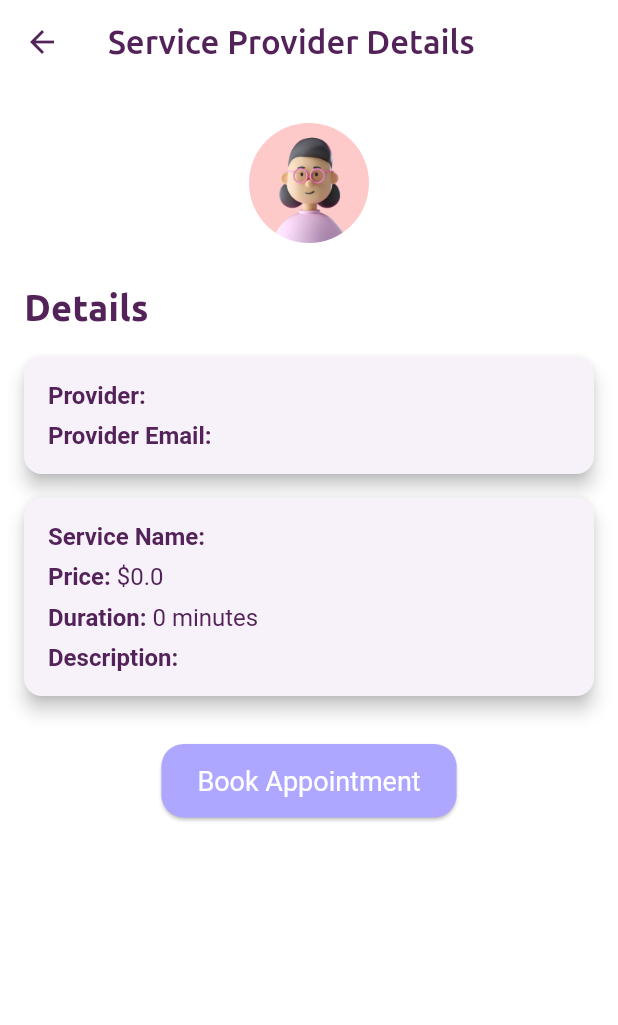
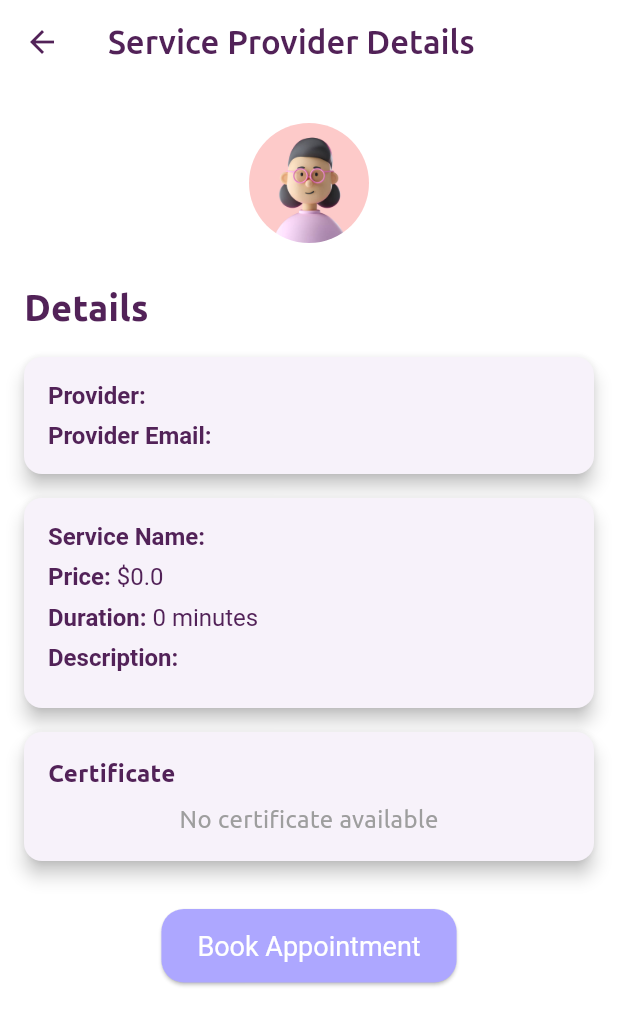
Before and after one commit to laibaahmar/pet_care_companions1, a Flutter app: the BookingScreen screen opened directly with empty values, on a phone screen of 412 x 824 dp. Shown: the top 1025 px of the screen. Run offline on Flutter 3.47's test engine with Material 3 defaults, Android fonts, the phone set to English and light mode, and no system bars; our stand-ins replace cached_network_image, cloud_firestore, connectivity_plus, dio, firebase_auth, firebase_core and 10 more; missing offline and left inert: flutter_stripe; accounts and stored records are empty; project files that could hold a hidden picture were left out.

Commit message:
certificate done

```diff
--- a/lib/features/home/appointment/descriptionscreen.dart
+++ b/lib/features/home/appointment/descriptionscreen.dart
@@ -21,6 +21,7 @@ final int duration;
 final String userName;
 final String userEmail;
 final String profileImageUrl; // URL or path for the profile image
+final String? certificateUrl;
 
 BookingScreen({
   required this.name,
@@ -30,6 +31,7 @@ BookingScreen({
   required this.userName,
   required this.userEmail,
   required this.profileImageUrl, // Add profile image URL to the constructor
+  required this.certificateUrl,
 });
 
 final ServiceController controller = Get.put(ServiceController());
@@ -38,6 +40,9 @@ final ServiceController controller = Get.put(ServiceController());
 Widget build(BuildContext context) {
   final networkImage = profileImageUrl;
   final image = networkImage.isNotEmpty ? networkImage : avatar;
+  final networkimage2 = certificateUrl;
+  final image2 = networkimage2;
+
   return Scaffold(
     appBar: AppBar(
       title: Text("Service Provider Details", style: TextStyle(color: textColor, fontWeight: FontWeight.w500),),
@@ -105,7 +110,7 @@ Widget build(BuildContext context) {
                                   ),
                                   TextSpan(
                                     text: "$userEmail", // Using phoneNo here instead of email
-                                    style: TextStyle(fontWeight: FontWeight.normal, fontSize: 16, color: textColor),
+                                    style: TextStyle(fontWeight: FontWeight.normal, fontSize: 13, color: textColor),
                                   ),
                                 ],
                               ),
@@ -195,6 +200,35 @@ Widget build(BuildContext context) {
                             ],
                           ),
                         ),
+                        SizedBox(height: 8),
+                      ],
+                    ),
+                  ),
+                ),
+              ),
+            ),
+
+            Center(
+              child: SizedBox(
+                width: MediaQuery.of(context).size.width, // Same width as the first card
+                child: Card(
+                  elevation: 5,
+                  margin: EdgeInsets.only(bottom: 16),
+                  child: Padding(
+                    padding: const EdgeInsets.all(16.0),
+                    child: Column(
+                      crossAxisAlignment: CrossAxisAlignment.start,
+                      children: [
+                        Text('Certificate', style: TextStyle(fontWeight: FontWeight.bold, fontSize: 16, color: textColor),),
+                        SizedBox(height: 8),
+                        image2 != null && image2.isNotEmpty
+                            ? Image.network(image2) // If the image URL exists, display the image
+                            : Center(                 // If no image, display a placeholder text
+                          child: Text(
+                            'No certificate available',
+                            style: TextStyle(fontSize: 16, color: Colors.grey), // Style the text as needed
+                          ),
+                        )
                       ],
                     ),
                   ),
--- a/lib/features/home/care screen/dental/widgets/service_provider.dart
+++ b/lib/features/home/care screen/dental/widgets/service_provider.dart
@@ -53,6 +53,7 @@ class _ServiceProvidersSectionState extends State<ServiceProvidersSection> {
                     userName: service.user.fullName,
                     userEmail: service.user.email,
                     profileImageUrl: service.user.profilePicture,
+                    certificateUrl: service.certificateUrl,
                   ),
                 ),
               );
--- a/lib/features/home/care screen/illness_and_injuries/widgets/service_provider.dart
+++ b/lib/features/home/care screen/illness_and_injuries/widgets/service_provider.dart
@@ -52,6 +52,7 @@ class _ServiceProvidersSectionState extends State<ServiceProvidersSection> {
                       userName: service.user.fullName,
                       userEmail: service.user.email,
                       profileImageUrl: service.user.profilePicture,
+                      certificateUrl: service.certificateUrl,
                     ),
                   ),
                 );
--- a/lib/features/home/care screen/litter_training/widgets/service_provider.dart
+++ b/lib/features/home/care screen/litter_training/widgets/service_provider.dart
@@ -52,6 +52,7 @@ class _ServiceProvidersSectionState extends State<ServiceProvidersSection> {
                       userName: service.user.fullName,
                       userEmail: service.user.email,
                       profileImageUrl: service.user.profilePicture,
+                      certificateUrl: service.certificateUrl,
                     ),
                   ),
                 );
--- a/lib/features/home/care screen/pet_sitting/widgets/service_provider.dart
+++ b/lib/features/home/care screen/pet_sitting/widgets/service_provider.dart
@@ -52,6 +52,7 @@ class _ServiceProvidersSectionState extends State<ServiceProvidersSection> {
                       userName: service.user.fullName,
                       userEmail: service.user.email,
                       profileImageUrl: service.user.profilePicture,
+                      certificateUrl: service.certificateUrl,
                     ),
                   ),
                 );
--- a/lib/features/home/care screen/pet_walking/widgets/service_provider.dart
+++ b/lib/features/home/care screen/pet_walking/widgets/service_provider.dart
@@ -52,6 +52,7 @@ class _ServiceProvidersSectionState extends State<ServiceProvidersSection> {
                       userName: service.user.fullName,
                       userEmail: service.user.email,
                       profileImageUrl: service.user.profilePicture,
+                      certificateUrl: service.certificateUrl,
                     ),
                   ),
                 );
--- a/lib/features/home/care screen/routine_checkup/widgets/service_provider.dart
+++ b/lib/features/home/care screen/routine_checkup/widgets/service_provider.dart
@@ -52,6 +52,7 @@ class _ServiceProvidersSectionState extends State<ServiceProvidersSection> {
                       userName: service.user.fullName,
                       userEmail: service.user.email,
                       profileImageUrl: service.user.profilePicture,
+                      certificateUrl: service.certificateUrl,
                     ),
                   ),
                 );
--- a/lib/features/home/care screen/vaccination/widgets/service_provider.dart
+++ b/lib/features/home/care screen/vaccination/widgets/service_provider.dart
@@ -52,6 +52,7 @@ class _ServiceProvidersSectionState extends State<ServiceProvidersSection> {
                       userName: service.user.fullName,
                       userEmail: service.user.email,
                       profileImageUrl: service.user.profilePicture,
+                      certificateUrl: service.certificateUrl,
                     ),
                   ),
                 );
--- a/lib/features/home/grooming screen/bathing_and_brushing/widgets/service_provider.dart
+++ b/lib/features/home/grooming screen/bathing_and_brushing/widgets/service_provider.dart
@@ -52,6 +52,7 @@ class _ServiceProvidersSectionState extends State<ServiceProvidersSection> {
                       userName: service.user.fullName,
                       userEmail: service.user.email,
                       profileImageUrl: service.user.profilePicture,
+                      certificateUrl: service.certificateUrl,
                     ),
                   ),
                 );
--- a/lib/features/home/grooming screen/deshedding/widgets/service_provider.dart
+++ b/lib/features/home/grooming screen/deshedding/widgets/service_provider.dart
@@ -52,6 +52,7 @@ class _ServiceProvidersSectionState extends State<ServiceProvidersSection> {
                       userName: service.user.fullName,
                       userEmail: service.user.email,
                       profileImageUrl: service.user.profilePicture,
+                      certificateUrl: service.certificateUrl,
                     ),
                   ),
                 );
--- a/lib/features/home/grooming screen/styling/widgets/service_provider.dart
+++ b/lib/features/home/grooming screen/styling/widgets/service_provider.dart
@@ -52,6 +52,7 @@ class _ServiceProvidersSectionState extends State<ServiceProvidersSection> {
                       userName: service.user.fullName,
                       userEmail: service.user.email,
                       profileImageUrl: service.user.profilePicture,
+                      certificateUrl: service.certificateUrl,
                     ),
                   ),
                 );
--- a/pubspec.yaml
+++ b/pubspec.yaml
@@ -22,7 +22,7 @@ dependencies:
 
   #Utility Packages
   http: ^1.2.2
-  intl: ^0.19.0
+  intl: ^0.20.1
   logger: ^2.4.0
   url_launcher: ^6.3.0
   lottie: ^3.1.2
@@ -38,7 +38,6 @@ dependencies:
   cloud_firestore: ^5.4.4
   google_sign_in: ^6.2.2
   firebase_storage: ^12.3.1
-  file_picker: ^8.1.4
   flutter_stripe: ^11.3.0
   dio: ^5.7.0
 
```
Also changed, not shown: lib/features/provider/controller/pdf_controller.dart (+32 -32 lines), lib/features/provider/controller/service_controller.dart (+4 -3 lines), lib/features/provider/screen/home/services/widgets/add_service.dart (+36 -25 lines), lib/features/provider/screen/home/services/widgets/edit_service-page.dart (+339 -94 lines), pubspec.lock.
